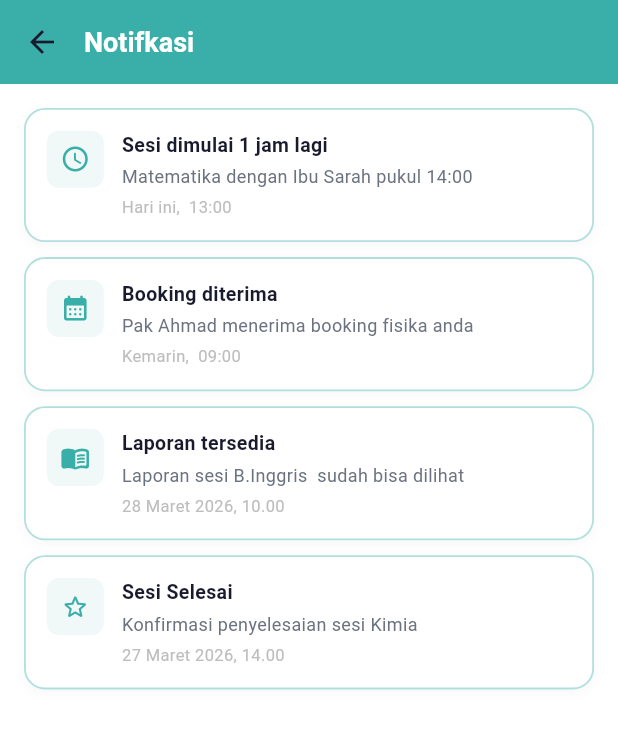
After one commit to muhammadariefand/lazuardyFrontend, a Flutter app: the NotifikasiPage screen opened by its route, on a phone screen of 412 x 824 dp. The commit adds this screen. Shown: the top 729 px of the screen. Run offline on Flutter 3.47's test engine with Material 3 defaults, Android fonts, the phone set to English and light mode, and no system bars; our stand-ins replace dio, flutter_bloc, get_it; Roboto replaces fonts that are missing (Poppins).

Commit message:
nambah notifikasi

```diff
--- a/lib/main.dart
+++ b/lib/main.dart
@@ -20,6 +20,7 @@ import 'package:lazuadry_mobile_fe/presentation/pages/siswa/konfirmasi_pembatala
 import 'package:lazuadry_mobile_fe/presentation/pages/siswa/laporan_siswa_page.dart';
 import 'package:lazuadry_mobile_fe/presentation/pages/siswa/menu_sidebar/hubungi_kami_page.dart';
 import 'package:lazuadry_mobile_fe/presentation/pages/siswa/menu_sidebar/tentang_kami_page.dart';
+import 'package:lazuadry_mobile_fe/presentation/pages/siswa/notifikasi/notifikasi_page.dart';
 import 'package:lazuadry_mobile_fe/presentation/pages/siswa/profil_siswa_page.dart';
 import 'package:lazuadry_mobile_fe/presentation/pages/siswa/rekomendasi_tutor_page.dart';
 import 'package:lazuadry_mobile_fe/presentation/pages/siswa/riwayat_pembayaran/riwayat_pembayaran_page.dart';
@@ -119,6 +120,9 @@ class LazuardyApp extends StatelessWidget {
           '/siswa/hubungi-kami': (_) => const HubungiKamiPage(),
           '/siswa/tentang-kami': (_) => const TentangKamiPage(),
 
+          // ── Siswa: Notifikasi ────────────────────────────────────────
+          '/siswa/notifikasi': (_) => const NotifikasiPage(),
+
           // ── Siswa: Dashboard ────────────────────────────────────────
           '/siswa/beranda': (_) => const BerandaSiswaPage(),
           '/siswa/jadwal': (_) => const JadwalSiswaPage(),
--- /dev/null
+++ b/lib/presentation/pages/siswa/notifikasi/notifikasi_page.dart
@@ -0,0 +1,152 @@
+// lib/presentation/pages/siswa/notifikasi_page.dart
+// IHalaman Notifikasi — list 4 tipe notif
+
+import 'package:flutter/material.dart';
+import 'package:lazuadry_mobile_fe/core/theme/app_theme.dart';
+
+const _teal = Color(0xFF3AAFA9);
+
+// ── Tipe notif ────────────────────────────────────────────────────
+enum _NotifType { sesiMulai, booking, laporan, sesiSelesai }
+
+class _NotifItem {
+  final _NotifType type;
+  final String judul, subjudul, waktu;
+  const _NotifItem({
+    required this.type,
+    required this.judul,
+    required this.subjudul,
+    required this.waktu,
+  });
+}
+
+class NotifikasiPage extends StatelessWidget {
+  const NotifikasiPage({super.key});
+
+  static const _notifList = [
+    _NotifItem(
+      type: _NotifType.sesiMulai,
+      judul: 'Sesi dimulai 1 jam lagi',
+      subjudul: 'Matematika dengan Ibu Sarah pukul 14:00',
+      waktu: 'Hari ini,  13:00',
+    ),
+    _NotifItem(
+      type: _NotifType.booking,
+      judul: 'Booking diterima',
+      subjudul: 'Pak Ahmad menerima booking fisika anda',
+      waktu: 'Kemarin,  09:00',
+    ),
+    _NotifItem(
+      type: _NotifType.laporan,
+      judul: 'Laporan tersedia',
+      subjudul: 'Laporan sesi B.Inggris  sudah bisa dilihat',
+      waktu: '28 Maret 2026, 10.00',
+    ),
+    _NotifItem(
+      type: _NotifType.sesiSelesai,
+      judul: 'Sesi Selesai',
+      subjudul: 'Konfirmasi penyelesaian sesi Kimia',
+      waktu: '27 Maret 2026, 14.00',
+    ),
+  ];
+
+  @override
+  Widget build(BuildContext context) {
+    return Scaffold(
+      backgroundColor: Colors.white,
+      appBar: AppBar(
+        backgroundColor: _teal,
+        foregroundColor: Colors.white,
+        elevation: 0,
+        titleSpacing: 0,
+        leading: IconButton(
+            icon: const Icon(Icons.arrow_back),
+            onPressed: () => Navigator.pop(context)),
+        title: const Text('Notifkasi',
+            style: TextStyle(fontSize: 18, fontWeight: FontWeight.w700)),
+      ),
+      body: _notifList.isEmpty
+          ? _buildEmpty()
+          : ListView.separated(
+              padding: const EdgeInsets.all(16),
+              itemCount: _notifList.length,
+              separatorBuilder: (_, __) => const SizedBox(height: 10),
+              itemBuilder: (_, i) => _NotifCard(item: _notifList[i]),
+            ),
+    );
+  }
+
+  Widget _buildEmpty() => const Center(
+    child: Column(mainAxisSize: MainAxisSize.min, children: [
+      Text('🔔', style: TextStyle(fontSize: 48)),
+      SizedBox(height: 12),
+      Text('Tidak ada notifikasi',
+          style: TextStyle(fontSize: 15, color: AppColors.textSecondary)),
+    ]),
+  );
+}
+
+// ── Kartu notifikasi ──────────────────────────────────────────────
+class _NotifCard extends StatelessWidget {
+  final _NotifItem item;
+  const _NotifCard({required this.item});
+
+  IconData get _icon {
+    switch (item.type) {
+      case _NotifType.sesiMulai:   return Icons.access_time_rounded;
+      case _NotifType.booking:     return Icons.calendar_month_rounded;
+      case _NotifType.laporan:     return Icons.menu_book_rounded;
+      case _NotifType.sesiSelesai: return Icons.star_outline_rounded;
+    }
+  }
+
+  @override
+  Widget build(BuildContext context) {
+    return Container(
+      padding: const EdgeInsets.all(14),
+      decoration: BoxDecoration(
+        color: Colors.white,
+        borderRadius: BorderRadius.circular(14),
+        border: Border.all(color: _teal.withOpacity(0.4), width: 1.2),
+        boxShadow: [
+          BoxShadow(color: Colors.black.withOpacity(0.03),
+              blurRadius: 6, offset: const Offset(0, 2)),
+        ],
+      ),
+      child: Row(crossAxisAlignment: CrossAxisAlignment.start, children: [
+        // Icon
+        Container(
+          width: 38, height: 38,
+          decoration: BoxDecoration(
+            color: _teal.withOpacity(0.08),
+            borderRadius: BorderRadius.circular(8),
+          ),
+          child: Icon(_icon, size: 20, color: _teal),
+        ),
+        const SizedBox(width: 12),
+
+        // Konten
+        Expanded(
+          child: Column(crossAxisAlignment: CrossAxisAlignment.start, children: [
+            Text(item.judul,
+                style: const TextStyle(
+                    fontSize: 13,
+                    fontWeight: FontWeight.w700,
+                    color: AppColors.textPrimary)),
+            const SizedBox(height: 3),
+            Text(item.subjudul,
+                style: const TextStyle(
+                    fontSize: 12,
+                    color: AppColors.textSecondary,
+                    height: 1.4)),
+            const SizedBox(height: 4),
+            Text(item.waktu,
+                style: TextStyle(
+                    fontSize: 11,
+                    color: Colors.grey.shade400)),
+          ]),
+        ),
+      ]),
+    );
+  }
+}
```
